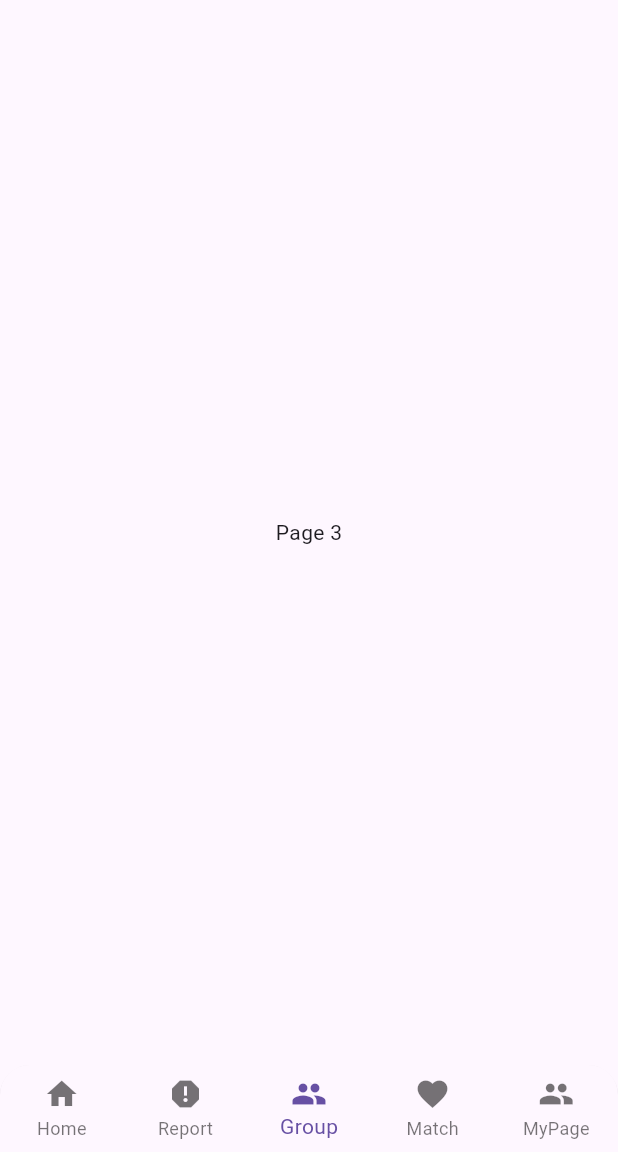
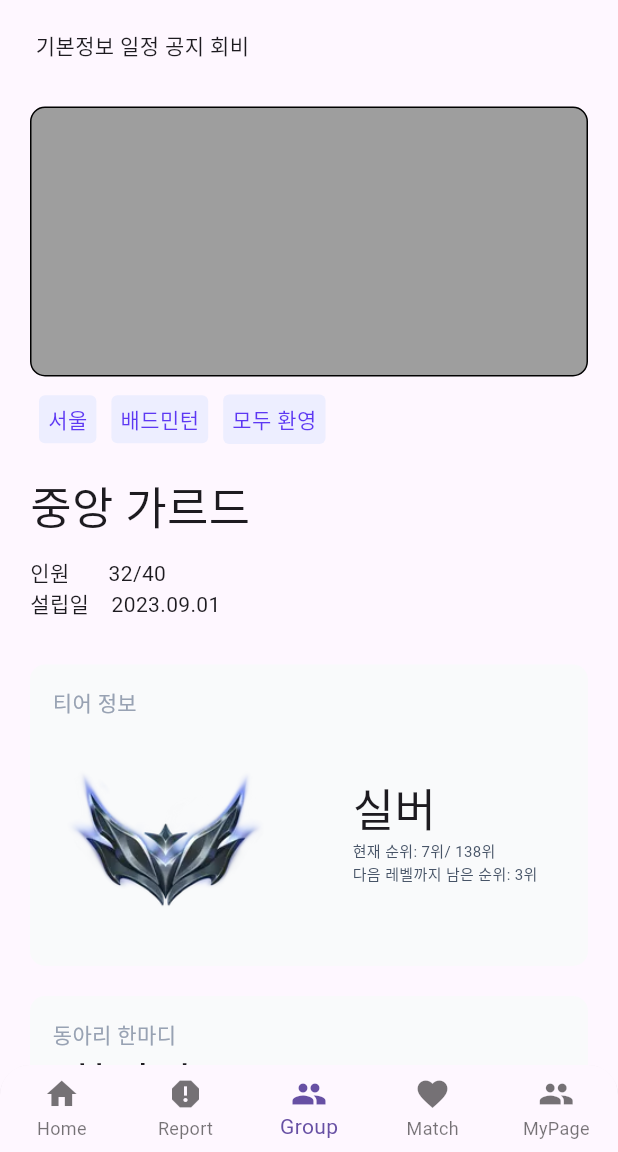
Before and after one commit to IT-Cotato/9th-Squadus-FE, a Flutter app: the HomeScreen screen opened directly, swiped to page 3, on a phone screen of 412 x 824 dp, the part 84-1236 px from its top. Run offline on Flutter 3.47's test engine with Material 3 defaults, Android fonts, the phone set to English and light mode, and no system bars; our stand-ins replace google_sign_in, table_calendar; missing offline and left inert: kakao_flutter_sdk, kakao_flutter_sdk_common.

Commit message:
feat: 기본정보 페이지 아티클 구현

```diff
--- /dev/null
+++ b/lib/component/schedule_component.dart
@@ -0,0 +1,57 @@
+import 'package:flutter/cupertino.dart';
+import 'package:flutter/material.dart';
+
+class Schedule extends StatelessWidget {
+  final String startTime;
+  final String endTime;
+  final String title;
+  final String location;
+  const Schedule(
+      {super.key,
+      required this.startTime,
+      required this.endTime,
+      required this.title,
+      required this.location});
+
+  @override
+  Widget build(BuildContext context) {
+    return Container(
+        width: MediaQuery.of(context).size.width,
+        height: 95.0,
+        padding: EdgeInsets.symmetric(vertical: 16.0, horizontal: 20.0),
+        margin: EdgeInsets.symmetric(vertical: 2.0),
+        decoration: BoxDecoration(
+            color: Color(0xFF7E77FF),
+            borderRadius: BorderRadius.all(Radius.circular(20))),
+        child: Row(children: [
+          Column(
+            mainAxisAlignment: MainAxisAlignment.center,
+            children: [
+              Text(
+                startTime,
+                style: TextStyle(fontSize: 20, color: Colors.white),
+              ),
+              Text(
+                endTime,
+                style: TextStyle(fontSize: 16, color: Color(0xffC2C6FF)),
+              )
+            ],
+          ),
+          SizedBox(width: 40),
+          Column(
+            mainAxisAlignment: MainAxisAlignment.center,
+            crossAxisAlignment: CrossAxisAlignment.start,
+            children: [
+              Text(
+                title,
+                style: TextStyle(fontSize: 20, color: Colors.white),
+              ),
+              Text(
+                location,
+                style: TextStyle(fontSize: 16, color: Color(0xffC2C6FF)),
+              )
+            ],
+          )
+        ]));
+  }
+}
--- a/lib/screen/home_screen.dart
+++ b/lib/screen/home_screen.dart
@@ -5,6 +5,8 @@ import 'package:squadus/component/event_component.dart';
 import 'package:table_calendar/table_calendar.dart';
 import 'package:squadus/component/recruitment_card_component.dart';
 import 'package:squadus/component/notice_card_component.dart';
+
+import '../component/schedule_component.dart';
 
 class HomeScreen extends StatefulWidget {
   const HomeScreen({super.key});
@@ -322,11 +324,151 @@ class Page2 extends StatelessWidget {
   }
 }
 
+class TagComponent extends StatelessWidget {
+  const TagComponent({super.key, required this.text});
+  final String text;
+  @override
+  Widget build(BuildContext context) {
+    return Container(
+      margin: const EdgeInsets.only(top: 12, left: 6, right: 4),
+      child: Padding(
+        padding: EdgeInsets.all(6),
+        child: Text(text, style: TextStyle(color: Color(0xff5D38F3))),
+      ),
+      decoration: BoxDecoration(
+          color: Color(0xffEDEEFF), borderRadius: BorderRadius.circular(4)),
+    );
+  }
+}
+
 class Page3 extends StatelessWidget {
   @override
   Widget build(BuildContext context) {
-    return Center(
-      child: Text('Page 3'),
+    return SingleChildScrollView(
+      child: Container(
+        width: MediaQuery.of(context).size.width,
+        height: 2000,
+        child: Padding(
+          padding: EdgeInsets.all(20), // 디자인 변경에 따른 수정
+          child: Column(
+            crossAxisAlignment: CrossAxisAlignment.start,
+            children: [
+              Text(" 기본정보 일정 공지 회비"),
+              SizedBox(height: 30),
+              Container(
+                height: 180,
+                decoration: BoxDecoration(
+                    color: Colors.grey,
+                    border: Border.all(color: Colors.black),
+                    borderRadius: BorderRadius.circular(10)),
+              ),
+              Row(
+                children: [
+                  TagComponent(text: "서울"),
+                  TagComponent(text: "배드민턴"),
+                  TagComponent(text: "모두 환영"),
+                ],
+              ),
+              SizedBox(height: 20),
+              Container(
+                child: Column(
+                  crossAxisAlignment: CrossAxisAlignment.start,
+                  children: [
+                    Text(
+                      "중앙 가르드",
+                      style: TextStyle(fontSize: 30),
+                    ),
+                    SizedBox(height: 10),
+                    Text("인원       32/40"),
+                    Text("설립일    2023.09.01"),
+                  ],
+                ),
+              ),
+              SizedBox(height: 30),
+              Container(
+                decoration: BoxDecoration(
+                    color: Color(0xffF9FAFB),
+                    borderRadius: BorderRadius.circular(10)),
+                padding: EdgeInsets.all(15),
+                child: Column(
+                  crossAxisAlignment: CrossAxisAlignment.start,
+                  children: [
+                    Text(
+                      "티어 정보",
+                      style: TextStyle(color: Color(0xff98A2B3)),
+                    ),
+                    Row(
+                      children: [
+                        Image.asset(
+                          "assets/images/silver.png",
+                          width: 150,
+                        ),
+                        SizedBox(width: 50),
+                        Column(
+                          crossAxisAlignment: CrossAxisAlignment.start,
+                          children: [
+                            Text(
+                              "실버",
+                              style: TextStyle(fontSize: 30),
+                            ),
+                            Text(
+                              "현재 순위: 7위/ 138위",
+                              style: TextStyle(
+                                  fontSize: 10, color: Color(0xff475467)),
+                            ),
+                            Text(
+                              "다음 레벨까지 남은 순위: 3위",
+                              style: TextStyle(
+                                  fontSize: 10, color: Color(0xff475467)),
+                            )
+                          ],
+                        )
+                      ],
+                    )
+                  ],
+                ),
+              ),
+              SizedBox(height: 20),
+              Container(
+                decoration: BoxDecoration(
+                    color: Color(0xffF9FAFB),
+                    borderRadius: BorderRadius.circular(10)),
+                padding: EdgeInsets.all(15),
+                width: double.infinity,
+                child: Column(
+                  crossAxisAlignment: CrossAxisAlignment.start,
+                  children: [
+                    Text(
+                      "동아리 한마디",
+                      style: TextStyle(color: Color(0xff98A2B3)),
+                    ),
+                    Text(
+                      '"화이팅!"',
+                      style: TextStyle(fontSize: 30),
+                    ),
+                  ],
+                ),
+              ),
+              Column(
+                children: [
+                  SizedBox(height: 20),
+                  Schedule(
+                      startTime: "17:00",
+                      endTime: "~19:00",
+                      title: "정기 훈련",
+                      location: "홍익대학교 체육관"),
+                  SizedBox(height: 5),
+                  Schedule(
+                      startTime: "19:00",
+                      endTime: "~21:00",
+                      title: "정기 매치",
+                      location: "홍익대학교 체육관")
+                ],
+              )
+            ],
+          ),
+        ),
+      ),
     );
   }
 }
```
Also changed, not shown: assets/images/silver.png (added).
